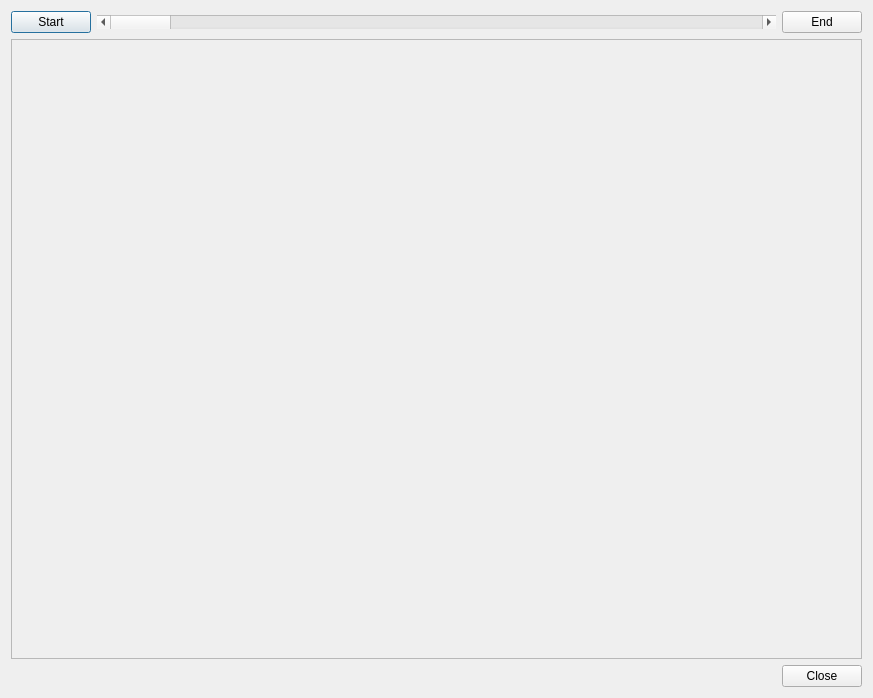
The window that groot/frontends/gui/forms/designer/frm_alignment_designer.ui (JMcInerneyLab/groot) describes before a commit, drawn with Qt 5.
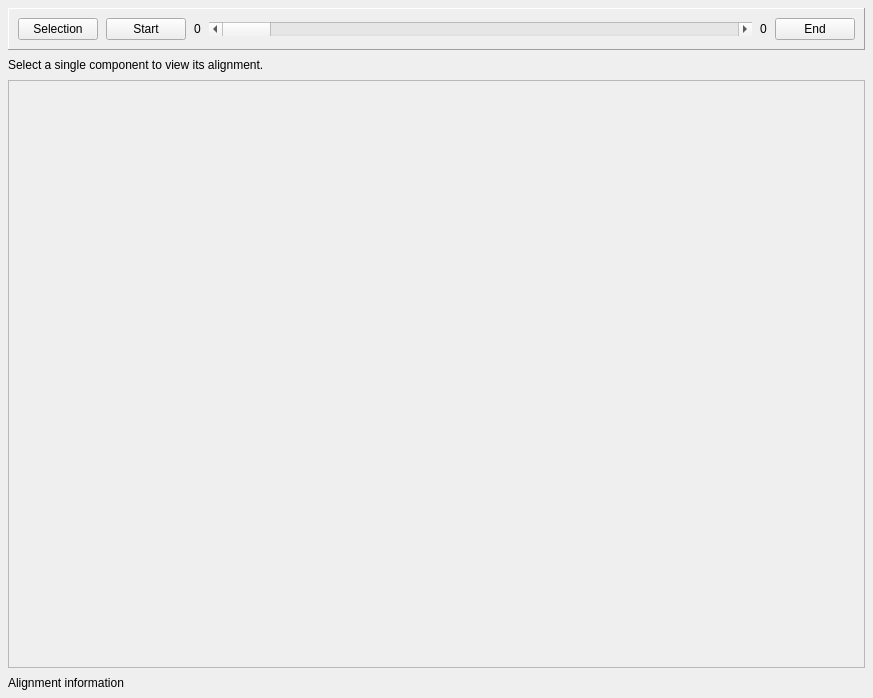
The same window after the commit.

```diff
--- a/groot/frontends/gui/forms/designer/frm_alignment_designer.ui
+++ b/groot/frontends/gui/forms/designer/frm_alignment_designer.ui
@@ -14,13 +14,61 @@
    <string>Dialog</string>
   </property>
   <layout class="QVBoxLayout" name="verticalLayout">
+   <property name="spacing">
+    <number>8</number>
+   </property>
+   <property name="leftMargin">
+    <number>8</number>
+   </property>
+   <property name="topMargin">
+    <number>8</number>
+   </property>
+   <property name="rightMargin">
+    <number>8</number>
+   </property>
+   <property name="bottomMargin">
+    <number>8</number>
+   </property>
    <item>
+    <widget class="QFrame" name="frame">
+     <property name="frameShape">
+      <enum>QFrame::Panel</enum>
+     </property>
+     <property name="frameShadow">
+      <enum>QFrame::Raised</enum>
+     </property>
     <layout class="QHBoxLayout" name="horizontalLayout">
+      <property name="spacing">
+       <number>8</number>
+      </property>
+      <item>
+       <widget class="QPushButton" name="BTN_SELECTION">
+        <property name="text">
+         <string>Selection</string>
+        </property>
+        <property name="autoDefault">
+         <bool>false</bool>
+        </property>
+        <property name="style" stdset="0">
+         <string>dropdown</string>
+        </property>
+       </widget>
+      </item>
      <item>
       <widget class="QPushButton" name="BTN_START">
        <property name="text">
         <string>Start</string>
        </property>
+        <property name="autoDefault">
+         <bool>false</bool>
+        </property>
+       </widget>
+      </item>
+      <item>
+       <widget class="QLabel" name="LBL_POSITION_START">
+        <property name="text">
+         <string>0</string>
+        </property>
       </widget>
      </item>
      <item>
@@ -36,14 +84,35 @@
        </property>
       </widget>
      </item>
+      <item>
+       <widget class="QLabel" name="LBL_POSITION_END">
+        <property name="text">
+         <string>0</string>
+        </property>
+       </widget>
+      </item>
      <item>
       <widget class="QPushButton" name="BTN_END">
        <property name="text">
         <string>End</string>
        </property>
+        <property name="autoDefault">
+         <bool>false</bool>
+        </property>
       </widget>
      </item>
     </layout>
+    </widget>
+   </item>
+   <item>
+    <widget class="QLabel" name="LBL_SELECTION_WARNING">
+     <property name="text">
+      <string>Select a single component to view its alignment.</string>
+     </property>
+     <property name="style" stdset="0">
+      <string>warning</string>
+     </property>
+    </widget>
    </item>
    <item>
     <widget class="QScrollArea" name="scrollArea">
@@ -58,8 +127,8 @@
        <rect>
         <x>0</x>
         <y>0</y>
-        <width>847</width>
-        <height>588</height>
+        <width>855</width>
+        <height>578</height>
        </rect>
       </property>
       <layout class="QGridLayout" name="GRID_MAIN">
@@ -83,27 +152,13 @@
     </widget>
    </item>
    <item>
-    <layout class="QHBoxLayout" name="horizontalLayout_2">
-     <item>
       <widget class="QLabel" name="LBL_INFO">
        <property name="text">
-        <string/>
+      <string>Alignment information</string>
        </property>
       </widget>
      </item>
-     <item>
-      <widget class="QDialogButtonBox" name="BTNBOX_MAIN">
-       <property name="orientation">
-        <enum>Qt::Horizontal</enum>
-       </property>
-       <property name="standardButtons">
-        <set>QDialogButtonBox::Close</set>
-       </property>
-      </widget>
-     </item>
-    </layout>
-   </item>
-  </layout>
+  </layout>
  </widget>
  <resources/>
  <connections>
```
Left out of the diff: 40 changed lines with no effect on the pictures. Lines whose indentation alone changed are shown as unchanged.
